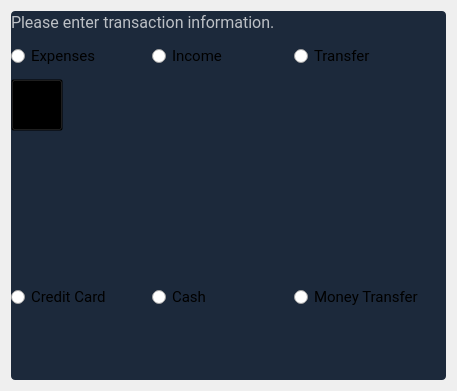
opierre/Budgetter, file budgetter/view/skeletons/AddTransaction.ui: the form before one commit.
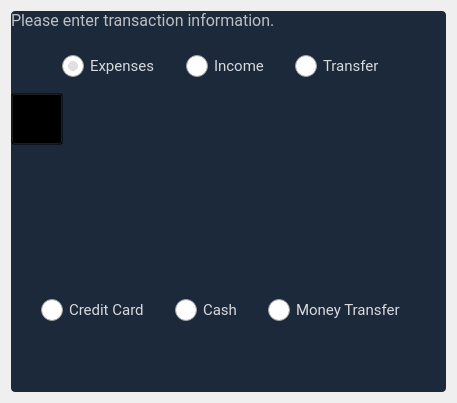
The form after the commit. Icons and pictures are not drawn. Custom widgets are drawn as their Qt base class.

Commit message: feat: adding radio buttons to popup

Diff of the .ui file:
```diff
--- a/budgetter/view/skeletons/AddTransaction.ui
+++ b/budgetter/view/skeletons/AddTransaction.ui
@@ -7,7 +7,7 @@
     <x>0</x>
     <y>0</y>
     <width>457</width>
-    <height>391</height>
+    <height>401</height>
    </rect>
   </property>
   <property name="windowTitle">
@@ -74,6 +74,47 @@
 	padding-left: 0px;
 	/*border-bottom: 1px solid rgba(255, 255, 255, 180);*/
 	outline: none;
+}
+
+QRadioButton
+{
+	outline: none;
+}
+
+QRadioButton::indicator 
+{
+    width: 22px;
+    height: 22px;
+}
+
+QRadioButton#expenses::indicator::checked 
+{
+	image: url(:/images/images/radio_button_checked_FILL0_wght400_GRAD0_opsz48_expenses.svg);
+}
+
+QRadioButton#expenses::indicator::unchecked 
+{
+	image: url(:/images/images/radio_button_unchecked_FILL0_wght400_GRAD0_opsz48_expenses.svg);
+}
+
+QRadioButton#income::indicator::checked 
+{
+	image: url(:/images/images/radio_button_checked_FILL0_wght400_GRAD0_opsz48_income.svg);
+}
+
+QRadioButton#income::indicator::unchecked 
+{
+	image: url(:/images/images/radio_button_unchecked_FILL0_wght400_GRAD0_opsz48_income.svg);
+}
+
+QRadioButton#transfer::indicator::checked 
+{
+	image: url(:/images/images/radio_button_checked_FILL0_wght400_GRAD0_opsz48_transfer.svg);
+}
+
+QRadioButton#transfer::indicator::unchecked 
+{
+	image: url(:/images/images/radio_button_unchecked_FILL0_wght400_GRAD0_opsz48_transfer.svg);
 }</string>
   </property>
   <layout class="QGridLayout" name="gridLayout">
@@ -81,7 +122,7 @@
     <widget class="QWidget" name="transaction" native="true">
      <layout class="QVBoxLayout" name="verticalLayout">
       <property name="spacing">
-       <number>10</number>
+       <number>20</number>
       </property>
       <property name="leftMargin">
        <number>0</number>
@@ -130,6 +171,28 @@
         </property>
         <item>
          <layout class="QHBoxLayout" name="radio_buttons">
+          <property name="spacing">
+           <number>30</number>
+          </property>
+          <property name="topMargin">
+           <number>5</number>
+          </property>
+          <property name="bottomMargin">
+           <number>5</number>
+          </property>
+          <item>
+           <spacer name="horizontalSpacer">
+            <property name="orientation">
+             <enum>Qt::Horizontal</enum>
+            </property>
+            <property name="sizeHint" stdset="0">
+             <size>
+              <width>40</width>
+              <height>20</height>
+             </size>
+            </property>
+           </spacer>
+          </item>
           <item>
            <widget class="QRadioButton" name="expenses">
             <property name="font">
@@ -138,9 +201,18 @@
               <pointsize>11</pointsize>
              </font>
             </property>
+            <property name="cursor">
+             <cursorShape>PointingHandCursor</cursorShape>
+            </property>
+            <property name="styleSheet">
+             <string notr="true">color: rgba(255, 255, 255, 210);</string>
+            </property>
             <property name="text">
              <string>Expenses</string>
             </property>
+            <property name="checked">
+             <bool>true</bool>
+            </property>
            </widget>
           </item>
           <item>
@@ -151,6 +223,12 @@
               <pointsize>11</pointsize>
              </font>
             </property>
+            <property name="cursor">
+             <cursorShape>PointingHandCursor</cursorShape>
+            </property>
+            <property name="styleSheet">
+             <string notr="true">color: rgba(255, 255, 255, 210);</string>
+            </property>
             <property name="text">
              <string>Income</string>
             </property>
@@ -164,11 +242,30 @@
               <pointsize>11</pointsize>
              </font>
             </property>
+            <property name="cursor">
+             <cursorShape>PointingHandCursor</cursorShape>
+            </property>
+            <property name="styleSheet">
+             <string notr="true">color: rgba(255, 255, 255, 210);</string>
+            </property>
             <property name="text">
              <string>Transfer</string>
             </property>
            </widget>
           </item>
+          <item>
+           <spacer name="horizontalSpacer_2">
+            <property name="orientation">
+             <enum>Qt::Horizontal</enum>
+            </property>
+            <property name="sizeHint" stdset="0">
+             <size>
+              <width>40</width>
+              <height>20</height>
+             </size>
+            </property>
+           </spacer>
+          </item>
          </layout>
         </item>
         <item>
@@ -307,6 +404,22 @@
         </item>
         <item>
          <layout class="QHBoxLayout" name="horizontalLayout_5">
+          <property name="spacing">
+           <number>30</number>
+          </property>
+          <item>
+           <spacer name="horizontalSpacer_3">
+            <property name="orientation">
+             <enum>Qt::Horizontal</enum>
+            </property>
+            <property name="sizeHint" stdset="0">
+             <size>
+              <width>40</width>
+              <height>20</height>
+             </size>
+            </property>
+           </spacer>
+          </item>
           <item>
            <widget class="QRadioButton" name="card">
             <property name="font">
@@ -315,6 +428,12 @@
               <pointsize>11</pointsize>
              </font>
             </property>
+            <property name="cursor">
+             <cursorShape>PointingHandCursor</cursorShape>
+            </property>
+            <property name="styleSheet">
+             <string notr="true">color: rgba(255, 255, 255, 210);</string>
+            </property>
             <property name="text">
              <string>Credit Card</string>
             </property>
@@ -328,6 +447,12 @@
               <pointsize>11</pointsize>
              </font>
             </property>
+            <property name="cursor">
+             <cursorShape>PointingHandCursor</cursorShape>
+            </property>
+            <property name="styleSheet">
+             <string notr="true">color: rgba(255, 255, 255, 210);</string>
+            </property>
             <property name="text">
              <string>Cash</string>
             </property>
@@ -341,11 +466,36 @@
               <pointsize>11</pointsize>
              </font>
             </property>
+            <property name="cursor">
+             <cursorShape>PointingHandCursor</cursorShape>
+            </property>
+            <property name="styleSheet">
+             <string notr="true">color: rgba(255, 255, 255, 210);</string>
+            </property>
             <property name="text">
              <string>Money Transfer</string>
             </property>
+            <property name="iconSize">
+             <size>
+              <width>22</width>
+              <height>22</height>
+             </size>
+            </property>
            </widget>
           </item>
+          <item>
+           <spacer name="horizontalSpacer_4">
+            <property name="orientation">
+             <enum>Qt::Horizontal</enum>
+            </property>
+            <property name="sizeHint" stdset="0">
+             <size>
+              <width>40</width>
+              <height>20</height>
+             </size>
+            </property>
+           </spacer>
+          </item>
          </layout>
         </item>
         <item>
```
Left out of the diff: 4 changed lines with no effect on the pictures. The commit also changes 14 other files.
